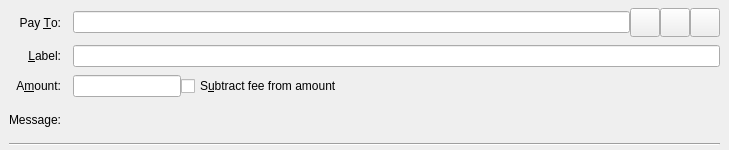
Before: the Qt Designer form src/qt/forms/sendcoinsentry.ui in duality-solutions/Dynamic, drawn with Qt 5.
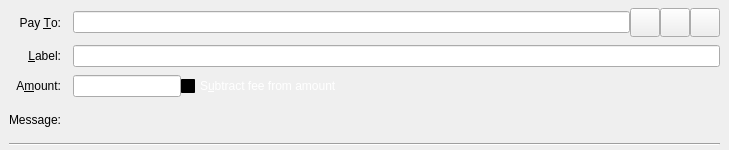
After: the same form once the commit is applied. Custom widgets are drawn as their Qt base class.

What changed in the file:
```diff
--- a/src/qt/forms/sendcoinsentry.ui
+++ b/src/qt/forms/sendcoinsentry.ui
@@ -157,6 +157,421 @@
       </item>
       <item>
        <widget class="QCheckBox" name="checkboxSubtractFeeFromAmount">
+        <property name="palette">
+         <palette>
+          <active>
+           <colorrole role="WindowText">
+            <brush brushstyle="SolidPattern">
+             <color alpha="255">
+              <red>255</red>
+              <green>255</green>
+              <blue>255</blue>
+             </color>
+            </brush>
+           </colorrole>
+           <colorrole role="Button">
+            <brush brushstyle="SolidPattern">
+             <color alpha="255">
+              <red>0</red>
+              <green>0</green>
+              <blue>0</blue>
+             </color>
+            </brush>
+           </colorrole>
+           <colorrole role="Light">
+            <brush brushstyle="SolidPattern">
+             <color alpha="255">
+              <red>0</red>
+              <green>0</green>
+              <blue>0</blue>
+             </color>
+            </brush>
+           </colorrole>
+           <colorrole role="Midlight">
+            <brush brushstyle="SolidPattern">
+             <color alpha="255">
+              <red>0</red>
+              <green>0</green>
+              <blue>0</blue>
+             </color>
+            </brush>
+           </colorrole>
+           <colorrole role="Dark">
+            <brush brushstyle="SolidPattern">
+             <color alpha="255">
+              <red>0</red>
+              <green>0</green>
+              <blue>0</blue>
+             </color>
+            </brush>
+           </colorrole>
+           <colorrole role="Mid">
+            <brush brushstyle="SolidPattern">
+             <color alpha="255">
+              <red>0</red>
+              <green>0</green>
+              <blue>0</blue>
+             </color>
+            </brush>
+           </colorrole>
+           <colorrole role="Text">
+            <brush brushstyle="SolidPattern">
+             <color alpha="255">
+              <red>255</red>
+              <green>255</green>
+              <blue>255</blue>
+             </color>
+            </brush>
+           </colorrole>
+           <colorrole role="BrightText">
+            <brush brushstyle="SolidPattern">
+             <color alpha="255">
+              <red>255</red>
+              <green>255</green>
+              <blue>255</blue>
+             </color>
+            </brush>
+           </colorrole>
+           <colorrole role="ButtonText">
+            <brush brushstyle="SolidPattern">
+             <color alpha="255">
+              <red>255</red>
+              <green>255</green>
+              <blue>255</blue>
+             </color>
+            </brush>
+           </colorrole>
+           <colorrole role="Base">
+            <brush brushstyle="SolidPattern">
+             <color alpha="255">
+              <red>0</red>
+              <green>0</green>
+              <blue>0</blue>
+             </color>
+            </brush>
+           </colorrole>
+           <colorrole role="Window">
+            <brush brushstyle="SolidPattern">
+             <color alpha="255">
+              <red>0</red>
+              <green>0</green>
+              <blue>0</blue>
+             </color>
+            </brush>
+           </colorrole>
+           <colorrole role="Shadow">
+            <brush brushstyle="SolidPattern">
+             <color alpha="255">
+              <red>0</red>
+              <green>0</green>
+              <blue>0</blue>
+             </color>
+            </brush>
+           </colorrole>
+           <colorrole role="AlternateBase">
+            <brush brushstyle="SolidPattern">
+             <color alpha="255">
+              <red>0</red>
+              <green>0</green>
+              <blue>0</blue>
+             </color>
+            </brush>
+           </colorrole>
+           <colorrole role="ToolTipBase">
+            <brush brushstyle="SolidPattern">
+             <color alpha="255">
+              <red>255</red>
+              <green>255</green>
+              <blue>220</blue>
+             </color>
+            </brush>
+           </colorrole>
+           <colorrole role="ToolTipText">
+            <brush brushstyle="SolidPattern">
+             <color alpha="255">
+              <red>0</red>
+              <green>0</green>
+              <blue>0</blue>
+             </color>
+            </brush>
+           </colorrole>
+          </active>
+          <inactive>
+           <colorrole role="WindowText">
+            <brush brushstyle="SolidPattern">
+             <color alpha="255">
+              <red>255</red>
+              <green>255</green>
+              <blue>255</blue>
+             </color>
+            </brush>
+           </colorrole>
+           <colorrole role="Button">
+            <brush brushstyle="SolidPattern">
+             <color alpha="255">
+              <red>0</red>
+              <green>0</green>
+              <blue>0</blue>
+             </color>
+            </brush>
+           </colorrole>
+           <colorrole role="Light">
+            <brush brushstyle="SolidPattern">
+             <color alpha="255">
+              <red>0</red>
+              <green>0</green>
+              <blue>0</blue>
+             </color>
+            </brush>
+           </colorrole>
+           <colorrole role="Midlight">
+            <brush brushstyle="SolidPattern">
+             <color alpha="255">
+              <red>0</red>
+              <green>0</green>
+              <blue>0</blue>
+             </color>
+            </brush>
+           </colorrole>
+           <colorrole role="Dark">
+            <brush brushstyle="SolidPattern">
+             <color alpha="255">
+              <red>0</red>
+              <green>0</green>
+              <blue>0</blue>
+             </color>
+            </brush>
+           </colorrole>
+           <colorrole role="Mid">
+            <brush brushstyle="SolidPattern">
+             <color alpha="255">
+              <red>0</red>
+              <green>0</green>
+              <blue>0</blue>
+             </color>
+            </brush>
+           </colorrole>
+           <colorrole role="Text">
+            <brush brushstyle="SolidPattern">
+             <color alpha="255">
+              <red>255</red>
+              <green>255</green>
+              <blue>255</blue>
+             </color>
+            </brush>
+           </colorrole>
+           <colorrole role="BrightText">
+            <brush brushstyle="SolidPattern">
+             <color alpha="255">
+              <red>255</red>
+              <green>255</green>
+              <blue>255</blue>
+             </color>
+            </brush>
+           </colorrole>
+           <colorrole role="ButtonText">
+            <brush brushstyle="SolidPattern">
+             <color alpha="255">
+              <red>255</red>
+              <green>255</green>
+              <blue>255</blue>
+             </color>
+            </brush>
+           </colorrole>
+           <colorrole role="Base">
+            <brush brushstyle="SolidPattern">
+             <color alpha="255">
+              <red>0</red>
+              <green>0</green>
+              <blue>0</blue>
+             </color>
+            </brush>
+           </colorrole>
+           <colorrole role="Window">
+            <brush brushstyle="SolidPattern">
+             <color alpha="255">
+              <red>0</red>
+              <green>0</green>
+              <blue>0</blue>
+             </color>
+            </brush>
+           </colorrole>
+           <colorrole role="Shadow">
+            <brush brushstyle="SolidPattern">
+             <color alpha="255">
+              <red>0</red>
+              <green>0</green>
+              <blue>0</blue>
+             </color>
+            </brush>
+           </colorrole>
+           <colorrole role="AlternateBase">
+            <brush brushstyle="SolidPattern">
+             <color alpha="255">
+              <red>0</red>
+              <green>0</green>
+              <blue>0</blue>
+             </color>
+            </brush>
+           </colorrole>
+           <colorrole role="ToolTipBase">
+            <brush brushstyle="SolidPattern">
+             <color alpha="255">
+              <red>255</red>
+              <green>255</green>
+              <blue>220</blue>
+             </color>
+            </brush>
+           </colorrole>
+           <colorrole role="ToolTipText">
+            <brush brushstyle="SolidPattern">
+             <color alpha="255">
+              <red>0</red>
+              <green>0</green>
+              <blue>0</blue>
+             </color>
+            </brush>
+           </colorrole>
+          </inactive>
+          <disabled>
+           <colorrole role="WindowText">
+            <brush brushstyle="SolidPattern">
+             <color alpha="255">
+              <red>0</red>
+              <green>0</green>
+              <blue>0</blue>
+             </color>
+            </brush>
+           </colorrole>
+           <colorrole role="Button">
+            <brush brushstyle="SolidPattern">
+             <color alpha="255">
+              <red>0</red>
+              <green>0</green>
+              <blue>0</blue>
+             </color>
+            </brush>
+           </colorrole>
+           <colorrole role="Light">
+            <brush brushstyle="SolidPattern">
+             <color alpha="255">
+              <red>0</red>
+              <green>0</green>
+              <blue>0</blue>
+             </color>
+            </brush>
+           </colorrole>
+           <colorrole role="Midlight">
+            <brush brushstyle="SolidPattern">
+             <color alpha="255">
+              <red>0</red>
+              <green>0</green>
+              <blue>0</blue>
+             </color>
+            </brush>
+           </colorrole>
+           <colorrole role="Dark">
+            <brush brushstyle="SolidPattern">
+             <color alpha="255">
+              <red>0</red>
+              <green>0</green>
+              <blue>0</blue>
+             </color>
+            </brush>
+           </colorrole>
+           <colorrole role="Mid">
+            <brush brushstyle="SolidPattern">
+             <color alpha="255">
+              <red>0</red>
+              <green>0</green>
+              <blue>0</blue>
+             </color>
+            </brush>
+           </colorrole>
+           <colorrole role="Text">
+            <brush brushstyle="SolidPattern">
+             <color alpha="255">
+              <red>0</red>
+              <green>0</green>
+              <blue>0</blue>
+             </color>
+            </brush>
+           </colorrole>
+           <colorrole role="BrightText">
+            <brush brushstyle="SolidPattern">
+             <color alpha="255">
+              <red>255</red>
+              <green>255</green>
+              <blue>255</blue>
+             </color>
+            </brush>
+           </colorrole>
+           <colorrole role="ButtonText">
+            <brush brushstyle="SolidPattern">
+             <color alpha="255">
+              <red>0</red>
+              <green>0</green>
+              <blue>0</blue>
+             </color>
+            </brush>
+           </colorrole>
+           <colorrole role="Base">
+            <brush brushstyle="SolidPattern">
+             <color alpha="255">
+              <red>0</red>
+              <green>0</green>
+              <blue>0</blue>
+             </color>
+            </brush>
+           </colorrole>
+           <colorrole role="Window">
+            <brush brushstyle="SolidPattern">
+             <color alpha="255">
+              <red>0</red>
+              <green>0</green>
+              <blue>0</blue>
+             </color>
+            </brush>
+           </colorrole>
+           <colorrole role="Shadow">
+            <brush brushstyle="SolidPattern">
+             <color alpha="255">
+              <red>0</red>
+              <green>0</green>
+              <blue>0</blue>
+             </color>
+            </brush>
+           </colorrole>
+           <colorrole role="AlternateBase">
+            <brush brushstyle="SolidPattern">
+             <color alpha="255">
+              <red>0</red>
+              <green>0</green>
+              <blue>0</blue>
+             </color>
+            </brush>
+           </colorrole>
+           <colorrole role="ToolTipBase">
+            <brush brushstyle="SolidPattern">
+             <color alpha="255">
+              <red>255</red>
+              <green>255</green>
+              <blue>220</blue>
+             </color>
+            </brush>
+           </colorrole>
+           <colorrole role="ToolTipText">
+            <brush brushstyle="SolidPattern">
+             <color alpha="255">
+              <red>0</red>
+              <green>0</green>
+              <blue>0</blue>
+             </color>
+            </brush>
+           </colorrole>
+          </disabled>
+         </palette>
+        </property>
         <property name="toolTip">
          <string>The fee will be deducted from the amount being sent. The recipient will receive a lower amount of DarkSilk than you enter in the amount field. If multiple recipients are selected, the fee is split equally.</string>
         </property>
```
Left out of the diff: 1 changed line with no effect on the pictures.
